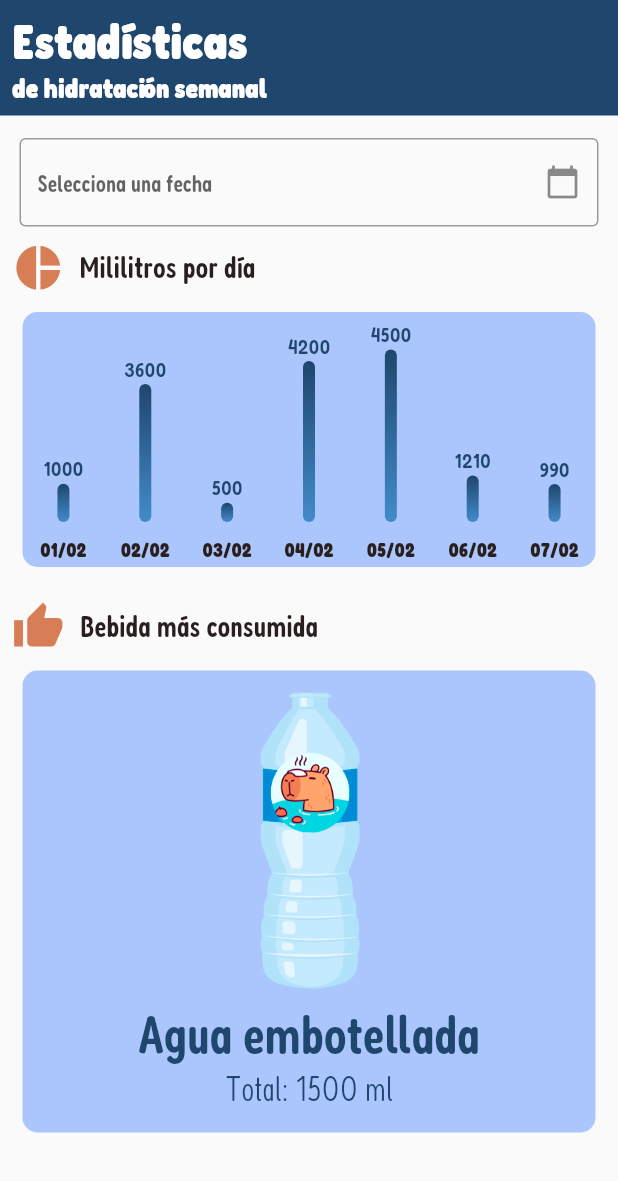
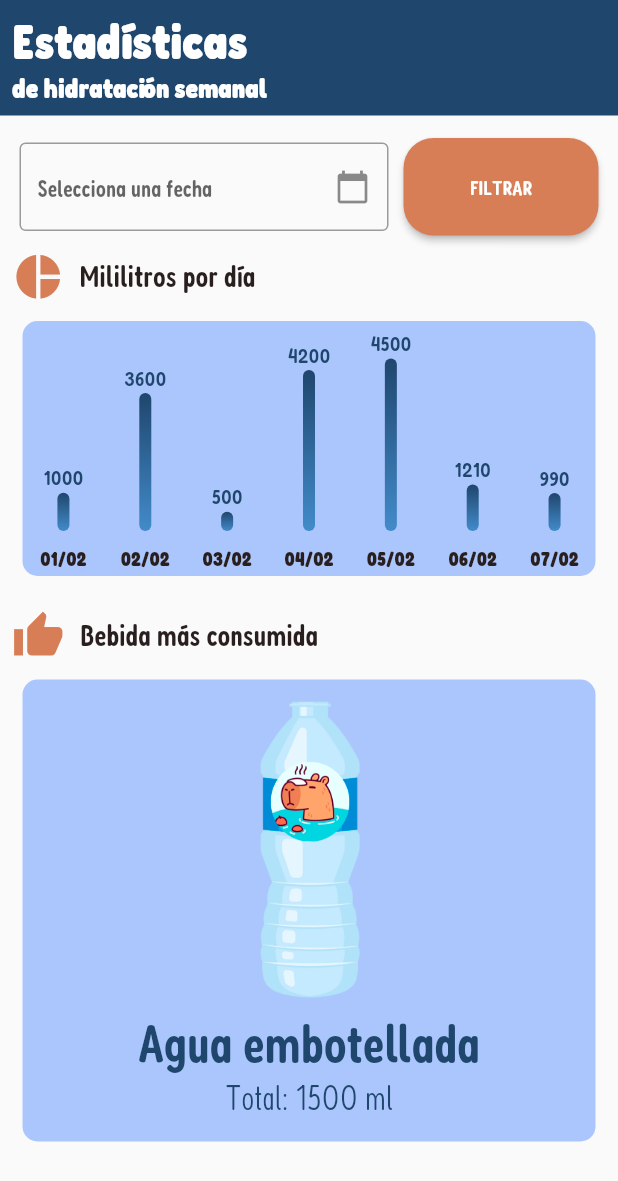
Before and after one commit to cinthya-g/AguaCapiPDM, a Flutter app: the Estadisticas widget shown alone on an empty page, opened directly, on a phone screen of 412 x 824 dp. Shown: the top 1181 px of the screen. Run offline on Flutter 3.47's test engine with Material 2 defaults, Android fonts, the phone set to English and light mode, and no system bars; drawn by our look-alikes of fl_chart; our stand-ins replace bloc, cloud_firestore, equatable, firebase_auth, firebase_core, firebase_storage and 9 more; missing offline and left inert: dart:ffi, flutterfire_ui; accounts and stored records are empty; network calls fail.

Commit message:
Falta estadisticas; barra de filtrar por semana se arregló con botón

```diff
--- a/aguacapi/lib/content/estadisticas.dart
+++ b/aguacapi/lib/content/estadisticas.dart
@@ -41,7 +41,13 @@ class Estadisticas extends StatelessWidget {
         SizedBox(height: 10),
         Padding(
           padding: const EdgeInsets.only(right: 13.0, left: 13.0),
+          child: Row(
+            children: [
+              Expanded(
+                child: SizedBox(
+                  width: 200,
                   child: TextField(
+                      readOnly: true,
                       controller: null,
                       decoration: InputDecoration(
                           border: OutlineInputBorder(),
@@ -56,7 +62,7 @@ class Estadisticas extends StatelessWidget {
                         if (pickedDate != null) {
                           print(pickedDate);
                           String formattedDate =
-                      DateFormat('yyyy-MM-dd').format(pickedDate);
+                              DateFormat('dd-MM-yyyy').format(pickedDate);
                           var formattedDateProvider = formattedDate;
                           print(formattedDate);
                           initialDate:
@@ -65,6 +71,23 @@ class Estadisticas extends StatelessWidget {
                           print('Date is not selected');
                         }
                       }),
+                ),
+              ),
+              SizedBox(width: 10),
+              ElevatedButton(
+                style: ElevatedButton.styleFrom(
+                  foregroundColor: Colors.white,
+                  backgroundColor: acOrange50,
+                  fixedSize: const Size(130, 65),
+                  shape: RoundedRectangleBorder(
+                    borderRadius: BorderRadius.circular(20.0),
+                  ),
+                ),
+                onPressed: () {},
+                child: Text("FILTRAR"),
+              ),
+            ],
+          ),
         ),
         SizedBox(height: 10),
         Padding(
--- a/aguacapi/lib/content/landing_page.dart
+++ b/aguacapi/lib/content/landing_page.dart
@@ -32,7 +32,7 @@ class LandingPage extends StatelessWidget {
                 Consumer<LoginProvider>(builder: (context, providerLogin, _) {
                   return ElevatedButton(
                     style: ElevatedButton.styleFrom(
-                      primary: acBlue50,
+                      backgroundColor: acBlue50,
                       fixedSize: const Size(200, 50),
                     ),
                     // insertar botón de iniciar sesión con texto e icono
```
Lines whose indentation alone changed are shown as unchanged.
